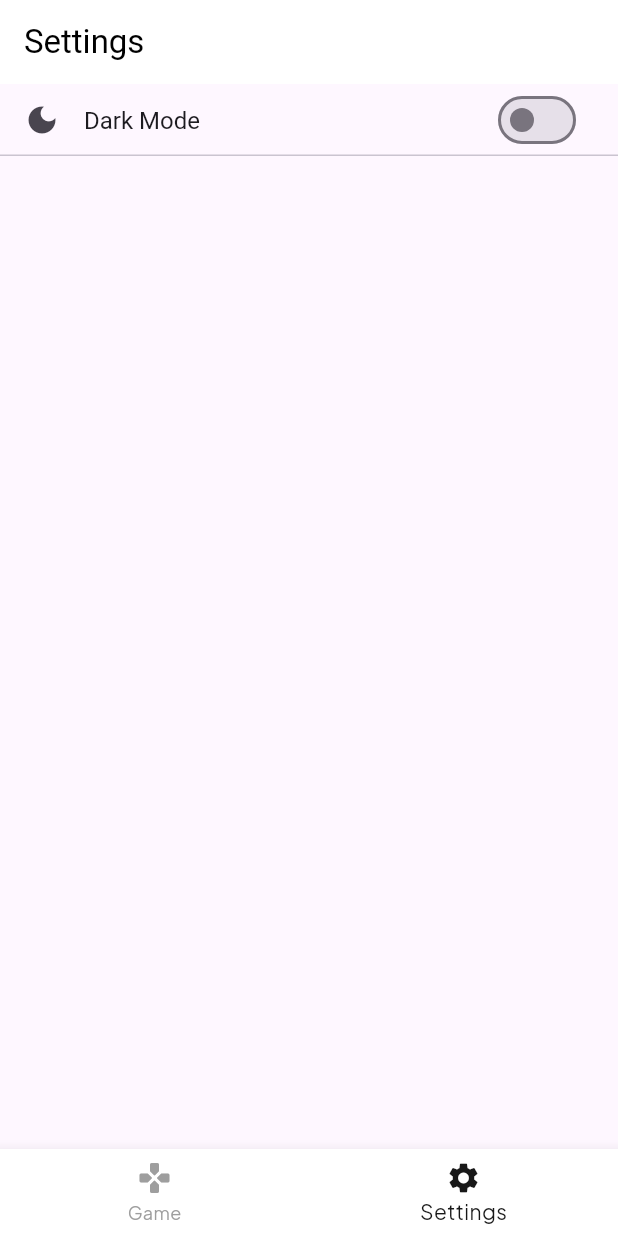
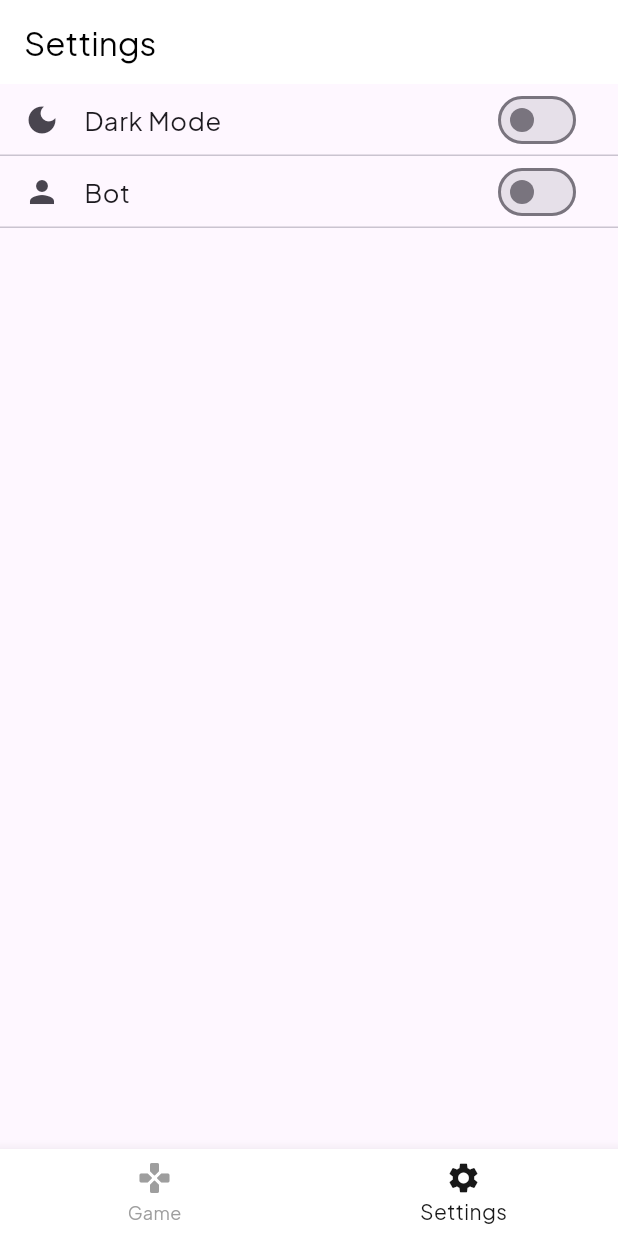
Before and after one commit to nick747/f_ticTacAll, a Flutter app: the screen it shows after launch, item 2 of the bottom bar chosen, on a phone screen of 412 x 824 dp. Run offline on Flutter 3.47's test engine with Material 2 defaults, Android fonts, the phone set to English and light mode, and no system bars; our stand-ins replace flutter_settings_screens; Roboto replaces fonts that are missing (Overpass).

Commit message:
Added Bot

```diff
--- a/lib/main.dart
+++ b/lib/main.dart
@@ -58,10 +58,17 @@ class _MyAppState extends State<MyApp> {
           selectedItemColor: (Settings.getValue<bool>('darkMode', defaultValue: false))! ? Colors.white : const Color(0xff181818),
           unselectedItemColor: (Settings.getValue<bool>('darkMode', defaultValue: false))! ? Colors.grey[700] : Colors.grey,
           backgroundColor: (Settings.getValue<bool>('darkMode', defaultValue: false))! ? const Color(0xff181818) : Colors.white,
+          selectedLabelStyle: const TextStyle(
+            fontFamily: 'Plus_Jakarta_Sans',
+          ),
+          unselectedLabelStyle: const TextStyle(
+            fontFamily: 'Plus_Jakarta_Sans',
+          ),
           items: const <BottomNavigationBarItem>[
             BottomNavigationBarItem(
               icon: Icon(Icons.games_rounded),
               label: "Game",
+
             ),
             BottomNavigationBarItem(
               icon: Icon(Icons.settings),
--- a/lib/screens/game_page.dart
+++ b/lib/screens/game_page.dart
@@ -37,7 +37,7 @@ class _GamePageState extends State<GamePage> {
           : ThemeData.light(
               useMaterial3: true,
             ),
-            debugShowCheckedModeBanner: false,
+      debugShowCheckedModeBanner: false,
       home: Scaffold(
         appBar: AppBar(
           title: Text(
@@ -45,6 +45,7 @@ class _GamePageState extends State<GamePage> {
             style: TextStyle(
                 fontSize: 50,
                 fontWeight: FontWeight.w900,
+                fontFamily: 'Plus_Jakarta_Sans',
                 color:
                     (Settings.getValue<bool>('darkMode', defaultValue: false))!
                         ? Colors.white
@@ -83,6 +84,7 @@ class _GamePageState extends State<GamePage> {
             style: TextStyle(
                 fontSize: (currentPlayer == "X") ? 40 : 25,
                 fontWeight: FontWeight.w900,
+                fontFamily: 'Plus_Jakarta_Sans',
                 color:
                     (Settings.getValue<bool>('darkMode', defaultValue: false))!
                         ? Colors.white
@@ -93,6 +95,7 @@ class _GamePageState extends State<GamePage> {
             style: TextStyle(
                 fontSize: (currentPlayer == "O") ? 40 : 25,
                 fontWeight: FontWeight.w900,
+                fontFamily: 'Plus_Jakarta_Sans',
                 color:
                     (Settings.getValue<bool>('darkMode', defaultValue: false))!
                         ? Colors.white
@@ -134,7 +137,7 @@ class _GamePageState extends State<GamePage> {
           checkForDraw();
         });
 
-        if (!gameEnd && currentPlayer == playerO) {
+        if (!gameEnd && currentPlayer == playerO && (Settings.getValue<bool>("bot", defaultValue: false))!) {
           //simulate bot's turn
           int botIndex = getBotIndex();
           occupied[botIndex] = currentPlayer;
@@ -158,10 +161,13 @@ class _GamePageState extends State<GamePage> {
           child: Text(
             occupied[index],
             style: TextStyle(
-              fontSize: 50,
-              fontWeight: FontWeight.w700,
-              color: (Settings.getValue<bool>('darkMode', defaultValue: false))! ? Colors.white : const Color(0xff181818)
-            ),
+                fontSize: 50,
+                fontWeight: FontWeight.w700,
+                fontFamily: 'Plus_Jakarta_Sans',
+                color:
+                    (Settings.getValue<bool>('darkMode', defaultValue: false))!
+                        ? Colors.white
+                        : const Color(0xff181818)),
           ),
         ),
       ),
@@ -189,7 +195,11 @@ class _GamePageState extends State<GamePage> {
           child: const Text(
             " R I G I O C A ",
             style: TextStyle(
-                color: Colors.white, fontSize: 20, fontWeight: FontWeight.w700),
+              fontFamily: 'Plus_Jakarta_Sans',
+              color: Colors.white,
+              fontSize: 20,
+              fontWeight: FontWeight.w700,
+            ),
           ),
         ),
       ),
--- a/lib/screens/settings.dart
+++ b/lib/screens/settings.dart
@@ -38,7 +38,7 @@ class _SettingsPageState extends State<SettingsPage> {
             "Settings",
             style: TextStyle(
               color: (Settings.getValue<bool>('darkMode', defaultValue: false))! ? Colors.white : Colors.black,
-              fontFamily: 'Overpass',
+              fontFamily: 'Plus_Jakarta_Sans',
             ),
           ),
           backgroundColor:
@@ -51,9 +51,27 @@ class _SettingsPageState extends State<SettingsPage> {
             children: [
               SwitchSettingsTile(
                 title: "Dark Mode",
+                titleTextStyle: const TextStyle(
+                  fontFamily: 'Plus_Jakarta_Sans',
+                  fontSize: 17
+                ),
                 leading: const Icon(Icons.dark_mode),
                 defaultValue: false,
                 settingKey: 'darkMode',
+                onChange: (value) {
+                  setState(() {});
+                  widget.notifySettingsChange();
+                },
+              ),
+              SwitchSettingsTile(
+                title: "Bot",
+                titleTextStyle: const TextStyle(
+                  fontFamily: 'Plus_Jakarta_Sans',
+                  fontSize: 17
+                ),
+                leading: const Icon(Icons.person),
+                defaultValue: false,
+                settingKey: 'bot',
                 onChange: (value) {
                   setState(() {});
                   widget.notifySettingsChange();
```
